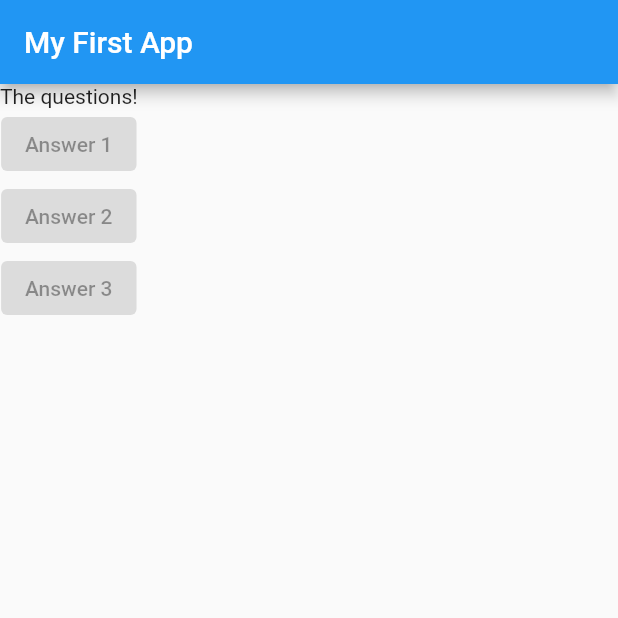
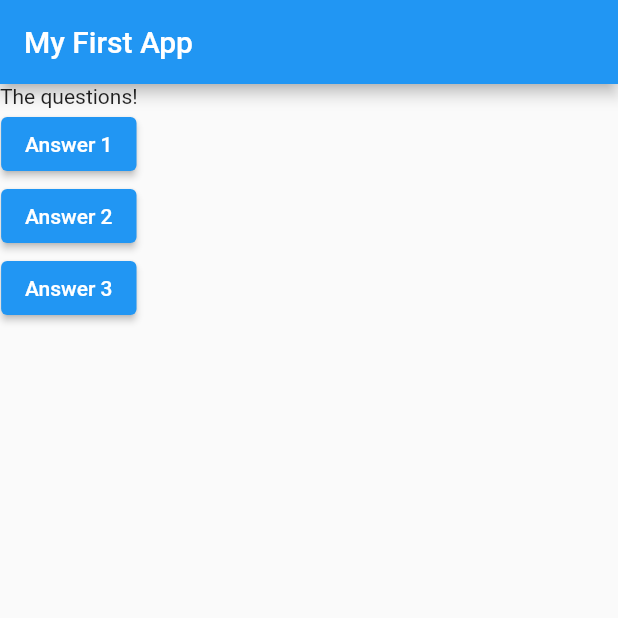
Before and after one commit to thefarismd/flutter_complete_guide, a Flutter app: the screen it shows after launch, on a phone screen of 412 x 824 dp, the top half of it. Run offline on Flutter 3.47's test engine with Material 2 defaults, Android fonts, the phone set to English and light mode, and no system bars.

Commit message:
32. Connecting functions & buttons

```diff
--- a/lib/main.dart
+++ b/lib/main.dart
@@ -5,6 +5,11 @@ void main() {
 }
 
 class MyApp extends StatelessWidget {
+  void answerQuestion() {
+    print('Answer chosen!');
+  }
+
+  @override
   Widget build(BuildContext context) {
     var questions = [
       'What\'s is your favourite color?',
@@ -18,9 +23,9 @@ class MyApp extends StatelessWidget {
         ),
         body: Column(children: [
           Text('The questions!'),
-          ElevatedButton(onPressed: null, child: Text('Answer 1')),
-          ElevatedButton(onPressed: null, child: Text('Answer 2')),
-          ElevatedButton(onPressed: null, child: Text('Answer 3')),
+          ElevatedButton(onPressed: answerQuestion, child: Text('Answer 1')),
+          ElevatedButton(onPressed: answerQuestion, child: Text('Answer 2')),
+          ElevatedButton(onPressed: answerQuestion, child: Text('Answer 3')),
         ]),
       ),
     );
```
